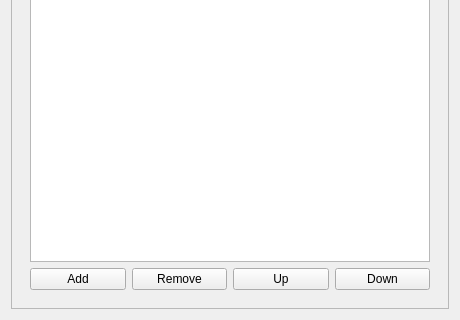
First picture: the form in application/prompttab_fix.ui, repository TheNiteCoder/mx-bashrc-config, before the edit; both pictures show x 0 to 460 and y 176 to 496 of the 460 by 496 pixel window.
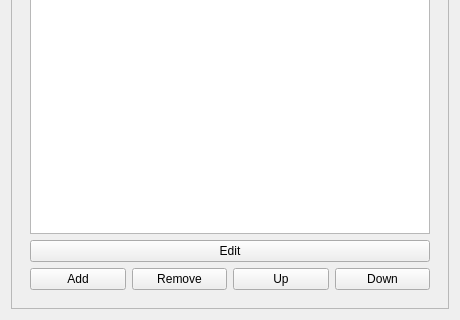
Second picture: the form after the edit. The open tabs and pages were chosen to show the change. Icons and pictures are not drawn.

Commit message: Added Custom Prompt, History length, and executable path editing

What changed in the file:
```diff
--- a/application/prompttab_fix.ui
+++ b/application/prompttab_fix.ui
@@ -424,6 +424,17 @@
            <item>
             <widget class="QListWidget" name="listWidget_PromptCustom"/>
            </item>
+           <item>
+            <widget class="QPushButton" name="pushButton_PromptCustomEdit">
+             <property name="text">
+              <string>Edit</string>
+             </property>
+             <property name="icon">
+              <iconset theme="edit">
+               <normaloff>.</normaloff>.</iconset>
+             </property>
+            </widget>
+           </item>
            <item>
             <layout class="QHBoxLayout" name="horizontalLayout_6">
              <property name="sizeConstraint">
```
Left out of the diff: 2 changed lines with no effect on the pictures. The commit also changes 16 other files.
